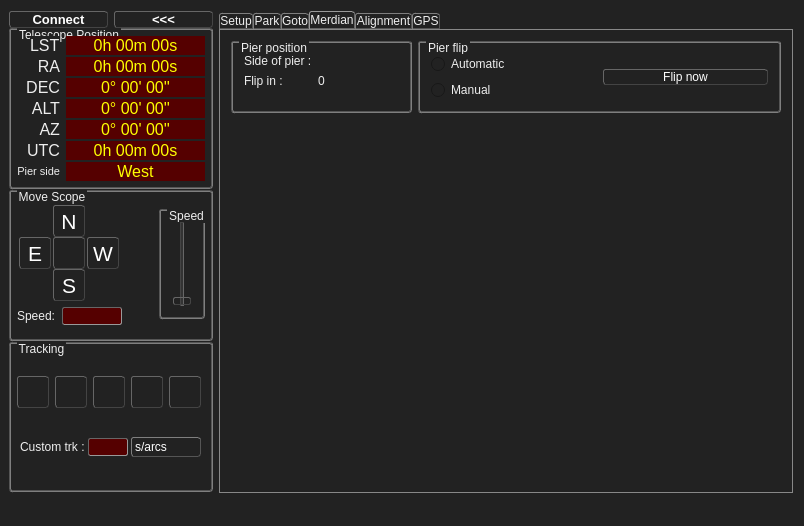
Before: the Qt Designer form ZeGotoControlCenter/zegotocontrolcenter.ui in ZeSly/ZeGotoControlCenter, drawn with Qt 5.
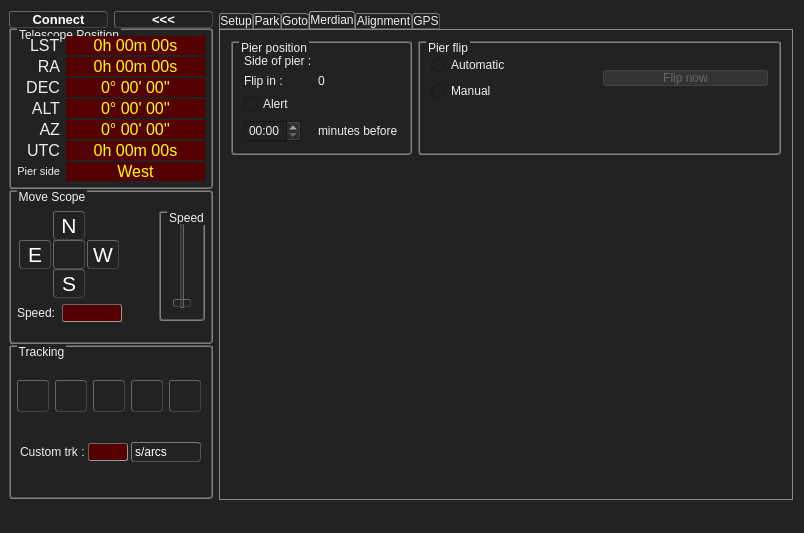
After: the same form once the commit is applied. Icons and pictures are not drawn.

Commit message:
Pier flip timer alert
Added meridian_tab.cpp

The edit to the form file:
```diff
--- a/ZeGotoControlCenter/zegotocontrolcenter.ui
+++ b/ZeGotoControlCenter/zegotocontrolcenter.ui
@@ -7,7 +7,7 @@
     <x>0</x>
     <y>0</y>
     <width>804</width>
-    <height>526</height>
+    <height>533</height>
    </rect>
   </property>
   <property name="sizePolicy">
@@ -44,6 +44,12 @@
     padding: 1ex;
 }
 
+QMessageBox QPushButton
+{
+	min-width: 70px;
+	min-height: 22px;
+}
+
 QPushButton:hover
 {
     border: 1px outset #666;
@@ -1722,8 +1728,8 @@
                  </property>
                  <property name="minimumSize">
                   <size>
-                   <width>32</width>
-                   <height>32</height>
+                   <width>0</width>
+                   <height>0</height>
                   </size>
                  </property>
                  <property name="maximumSize">
@@ -1752,8 +1758,8 @@
                  </property>
                  <property name="minimumSize">
                   <size>
-                   <width>32</width>
-                   <height>32</height>
+                   <width>0</width>
+                   <height>0</height>
                   </size>
                  </property>
                  <property name="maximumSize">
@@ -1784,8 +1790,8 @@
                  </property>
                  <property name="minimumSize">
                   <size>
-                   <width>32</width>
-                   <height>32</height>
+                   <width>0</width>
+                   <height>0</height>
                   </size>
                  </property>
                  <property name="maximumSize">
@@ -1819,8 +1825,8 @@
                  </property>
                  <property name="minimumSize">
                   <size>
-                   <width>32</width>
-                   <height>32</height>
+                   <width>0</width>
+                   <height>0</height>
                   </size>
                  </property>
                  <property name="maximumSize">
@@ -1849,8 +1855,8 @@
                  </property>
                  <property name="minimumSize">
                   <size>
-                   <width>32</width>
-                   <height>32</height>
+                   <width>0</width>
+                   <height>0</height>
                   </size>
                  </property>
                  <property name="maximumSize">
@@ -2012,8 +2018,8 @@
              </property>
              <property name="minimumSize">
               <size>
-               <width>32</width>
-               <height>32</height>
+               <width>0</width>
+               <height>0</height>
               </size>
              </property>
              <property name="maximumSize">
@@ -2050,8 +2056,8 @@
              </property>
              <property name="minimumSize">
               <size>
-               <width>32</width>
-               <height>32</height>
+               <width>0</width>
+               <height>0</height>
               </size>
              </property>
              <property name="maximumSize">
@@ -2088,8 +2094,8 @@
              </property>
              <property name="minimumSize">
               <size>
-               <width>32</width>
-               <height>32</height>
+               <width>0</width>
+               <height>0</height>
               </size>
              </property>
              <property name="maximumSize">
@@ -2126,8 +2132,8 @@
              </property>
              <property name="minimumSize">
               <size>
-               <width>32</width>
-               <height>32</height>
+               <width>0</width>
+               <height>0</height>
               </size>
              </property>
              <property name="maximumSize">
@@ -2164,8 +2170,8 @@
              </property>
              <property name="minimumSize">
               <size>
-               <width>32</width>
-               <height>32</height>
+               <width>0</width>
+               <height>0</height>
               </size>
              </property>
              <property name="maximumSize">
@@ -2734,7 +2740,7 @@
           <item>
            <widget class="QGroupBox" name="groupBox_PierPostion">
             <property name="sizePolicy">
-             <sizepolicy hsizetype="Preferred" vsizetype="Preferred">
+             <sizepolicy hsizetype="Preferred" vsizetype="Maximum">
               <horstretch>1</horstretch>
               <verstretch>0</verstretch>
              </sizepolicy>
@@ -2783,6 +2789,40 @@
                </property>
               </widget>
              </item>
+             <item row="2" column="0" colspan="2">
+              <widget class="QCheckBox" name="checkBox_PierFlipAlert">
+               <property name="text">
+                <string>Alert</string>
+               </property>
+              </widget>
+             </item>
+             <item row="3" column="1">
+              <widget class="QLabel" name="label_PierFlipAlert">
+               <property name="enabled">
+                <bool>false</bool>
+               </property>
+               <property name="text">
+                <string>minutes before</string>
+               </property>
+              </widget>
+             </item>
+             <item row="3" column="0">
+              <widget class="QTimeEdit" name="timeEdit_PierFlipAlert">
+               <property name="enabled">
+                <bool>false</bool>
+               </property>
+               <property name="maximumTime">
+                <time>
+                 <hour>0</hour>
+                 <minute>59</minute>
+                 <second>59</second>
+                </time>
+               </property>
+               <property name="displayFormat">
+                <string>mm:ss</string>
+               </property>
+              </widget>
+             </item>
             </layout>
            </widget>
           </item>
@@ -2823,6 +2863,9 @@
                </item>
                <item>
                 <widget class="QPushButton" name="pushButton_PierFlipNow">
+                 <property name="enabled">
+                  <bool>false</bool>
+                 </property>
                  <property name="text">
                   <string>Flip now</string>
                  </property>
@@ -2830,6 +2873,22 @@
                </item>
               </layout>
              </item>
+             <item>
+              <spacer name="verticalSpacer_5">
+               <property name="orientation">
+                <enum>Qt::Vertical</enum>
+               </property>
+               <property name="sizeType">
+                <enum>QSizePolicy::Minimum</enum>
+               </property>
+               <property name="sizeHint" stdset="0">
+                <size>
+                 <width>20</width>
+                 <height>40</height>
+                </size>
+               </property>
+              </spacer>
+             </item>
             </layout>
            </widget>
           </item>
```
The commit also changes 7 other files.
